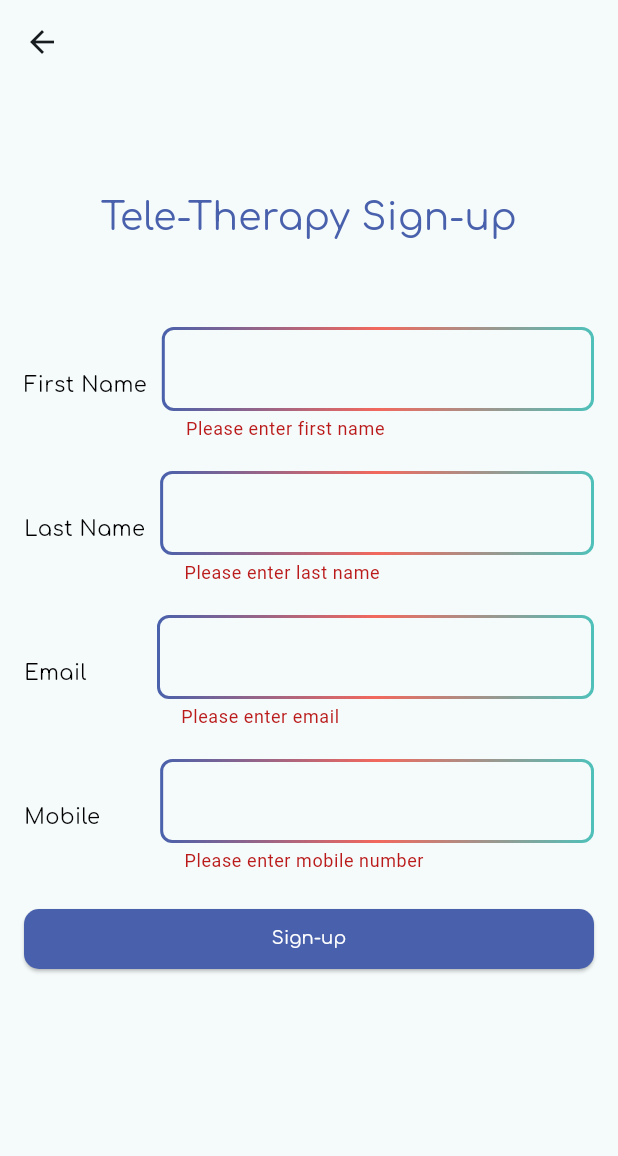
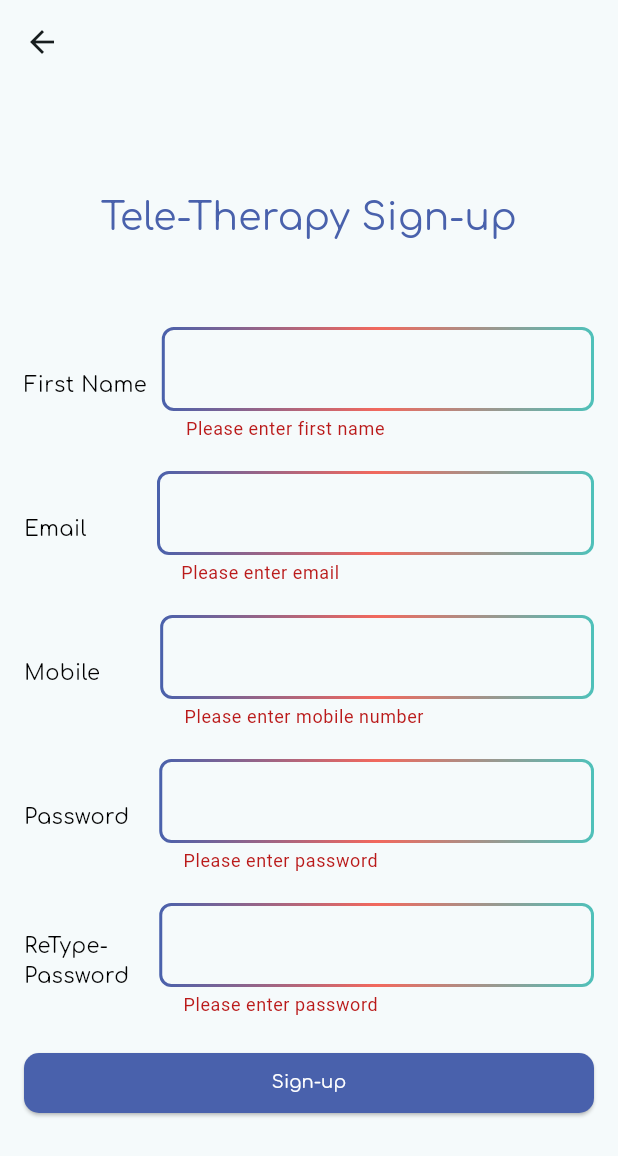
Before and after one commit to Shaliniyadav8130/conscious_leap, a Flutter app: the SignupView screen opened directly, after a tap on "Sign-up", on a phone screen of 412 x 824 dp. Shown: the top 1156 px of the screen. Run offline on Flutter 3.47's test engine with Material 2 defaults, Android fonts, the light colour scheme and no system bars; our stand-ins replace animated_splash_screen, cloud_firestore, file_picker, firebase_auth, firebase_core, firebase_database and 4 more; accounts and stored records are empty.

Commit message:
signup user updated

```diff
--- a/lib/Sign_up.dart
+++ b/lib/Sign_up.dart
@@ -4,6 +4,7 @@ import 'package:consciousleap/Activity_page1.dart';
 import 'package:consciousleap/Activity_page3.dart';
 import 'package:consciousleap/Questionnarie/Activity_page4.dart';
 import 'package:consciousleap/controllers/signup_controllers.dart';
+import 'package:consciousleap/customWidgets/CustomInput.dart';
 import 'package:flutter/material.dart';
 import 'package:firebase_auth/firebase_auth.dart';
 import 'package:firebase_core/firebase_core.dart';
@@ -29,6 +30,7 @@ class _SignupViewState extends State<SignupView> {
   String email = "";
   String firstname = "";
   String lastname = "";
+  String phone="";
   var db = FirebaseFirestore.instance;
   String password = "";
 
@@ -51,6 +53,7 @@ class _SignupViewState extends State<SignupView> {
                         ),
 
                         Row(
+
                           mainAxisAlignment: MainAxisAlignment.center,
                           children: [
                             Text("First Name",style: TextStyle(color: Colors.black,fontFamily:'Comforta'),),
@@ -85,41 +88,40 @@ class _SignupViewState extends State<SignupView> {
                         SizedBox(
                           height: 20,
                         ),
-                        Row(
-                          mainAxisAlignment: MainAxisAlignment.center,
-                          children: [
-                            Text("Last Name",style: TextStyle(color: Colors.black,fontFamily:'Comforta'),),
-                            SizedBox(
-                              width: 10,
-                            ),
-                            Expanded(
+                        // Row(
+                        //   mainAxisAlignment: MainAxisAlignment.center,
+                        //   children: [
+                        //     Text("Last Name",style: TextStyle(color: Colors.black,fontFamily:'Comforta'),),
+                        //     SizedBox(
+                        //       width: 10,
+                        //     ),
+                        //     Expanded(
+                        //
+                        //       child:
+                        //       TextFormField(
+                        //         controller:controller.lastName,
+                        //         decoration: InputDecoration(
+                        //           border: GradientOutlineInputBorder(
+                        //             width: 2,
+                        //             gradient: LinearGradient(
+                        //               colors: [Color(0xff4961AC), Color(0xffF2685D),Color(0xff4EC1BA)],  // Replace with your desired gradient colors
+                        //             ),
+                        //             borderRadius: BorderRadius.circular(8.0),
+                        //           ),
+                        //         ),
+                        //          validator: (value){
+                        //            if(value == null || value.isEmpty){
+                        //              return 'Please enter last name';
+                        //            }
+                        //            return null;
+                        //          },
+                        //
+                        //       ),
+                        //     ),
+                        //
+                        //   ],
+                        // ),
 
-                              child: TextFormField(
-                                controller:controller.lastName,
-                                decoration: InputDecoration(
-                                  border: GradientOutlineInputBorder(
-                                    width: 2,
-                                    gradient: LinearGradient(
-                                      colors: [Color(0xff4961AC), Color(0xffF2685D),Color(0xff4EC1BA)],  // Replace with your desired gradient colors
-                                    ),
-                                    borderRadius: BorderRadius.circular(8.0),
-                                  ),
-                                ),
-                                 validator: (value){
-                                   if(value == null || value.isEmpty){
-                                     return 'Please enter last name';
-                                   }
-                                   return null;
-                                 },
-
-                              ),
-                            ),
-
-                          ],
-                        ),
-                SizedBox(
-                  height: 20,
-                ),
                         Row(
                           mainAxisAlignment: MainAxisAlignment.center,
                           children: [
@@ -129,7 +131,8 @@ class _SignupViewState extends State<SignupView> {
                             ),
                             Expanded(
 
-                              child: TextFormField(
+                              child:
+                              TextFormField(
                                 controller: controller.email,
                                 decoration: InputDecoration(
                                   border: GradientOutlineInputBorder(
@@ -167,7 +170,7 @@ class _SignupViewState extends State<SignupView> {
                             Expanded(
 
                               child: TextFormField(
-                                controller: controller.password,
+                                controller: controller.phone,
                                 decoration: InputDecoration(
                                   border: GradientOutlineInputBorder(
                                     width: 2,
@@ -188,7 +191,83 @@ class _SignupViewState extends State<SignupView> {
 
                           ],
                         ),
+                SizedBox(
+                  height: 20,
+                ),
+                Row(
+                  mainAxisAlignment: MainAxisAlignment.center,
+                  children: [
+                    Text("Password",style: TextStyle(color: Colors.black,fontFamily:'Comforta'),),
+                    SizedBox(
+                      width: 20,
+                    ),
+                    Expanded(
 
+                      child:
+                      TextFormField(
+                        obscureText: true,
+                        controller:controller.password,
+                        decoration: InputDecoration(
+                          border: GradientOutlineInputBorder(
+                            width: 2,
+                            gradient: LinearGradient(
+                              colors: [Color(0xff4961AC), Color(0xffF2685D),Color(0xff4EC1BA)],  // Replace with your desired gradient colors
+                            ),
+                            borderRadius: BorderRadius.circular(8.0),
+                          ),
+                        ),
+                        validator: (value){
+                          password=value!;
+                          if(value == null || value.isEmpty){
+                            return 'Please enter password';
+                          }
+                          return null;
+                        },
+                      ),
+                    ),
+
+                  ],
+                ),
+
+                SizedBox(
+                  height: 20,
+                ),
+                Row(
+                  mainAxisAlignment: MainAxisAlignment.center,
+                  children: [
+                    Text("ReType-\nPassword",style: TextStyle(color: Colors.black,fontFamily:'Comforta'),),
+                    SizedBox(
+                      width: 20,
+                    ),
+                    Expanded(
+                      child:
+                      TextFormField(
+
+                        obscureText: true,
+                        controller: controller.reTypePassword,
+                        decoration: InputDecoration(
+                          border: GradientOutlineInputBorder(
+                            width: 2,
+                            gradient: LinearGradient(
+                              colors: [Color(0xff4961AC), Color(0xffF2685D),Color(0xff4EC1BA)],  // Replace with your desired gradient colors
+                            ),
+                            borderRadius: BorderRadius.circular(8.0),
+                          ),
+                        ),
+                        validator: (value){
+                          if(value == null || value.isEmpty){
+                            return 'Please enter password';
+                          }
+                          else if(value!=password){
+                            return 'Please enter same password \n $password value $value';
+                          }
+                          return null;
+                        },
+                      ),
+                    ),
+
+                  ],
+                ),
 
 
                         Container(
@@ -200,9 +279,9 @@ class _SignupViewState extends State<SignupView> {
                               if(_formKey.currentState!.validate()){
                                 setState(() {
                                   email=controller.email.text.trim();
-                                  password=controller.password.text.trim();
+                                  password=controller.reTypePassword.text.trim();
                                   firstname=controller.firstName.text.trim();
-                                  lastname=controller.lastName.text.trim();
+                                  phone=controller.phone.text.trim();
                                 });
                                 signupUser();
                               }
@@ -262,8 +341,8 @@ class _SignupViewState extends State<SignupView> {
   void addUserData() async{
     try{
       String? id = FirebaseAuth.instance.currentUser?.uid;
-      UserModel userModel=UserModel(id:id,firstName: firstname, lastName: lastname, email: email, password: password);
-      db.collection("User").doc(password).set(userModel.toJson());
+      UserModel userModel=UserModel(id:id,firstName: firstname, lastName: "lastname", email: email, password: password,phone: phone);
+      db.collection("User").doc(id).set(userModel.toJson());
       ScaffoldMessenger.of(context).showSnackBar(SnackBar(content: Text("Registered succesfully")));
       Navigator.push(context, MaterialPageRoute(builder: (context) => Activity_page3()));
       controller.clearFields();
--- a/lib/controllers/signup_controllers.dart
+++ b/lib/controllers/signup_controllers.dart
@@ -13,6 +13,8 @@ class SignUpController extends GetxController{
   final lastName = TextEditingController();
   final email = TextEditingController();
   final password = TextEditingController();
+  final phone=TextEditingController();
+  final reTypePassword=TextEditingController();
 
   final userRepo = Get.put(UserRepository());
 
@@ -29,6 +31,8 @@ class SignUpController extends GetxController{
     lastName.clear();
     email.clear();
     password.clear();
+    phone.clear();
+    reTypePassword.clear();
   }
 
 }
--- a/lib/models/UserModel.dart
+++ b/lib/models/UserModel.dart
@@ -5,6 +5,7 @@ class UserModel {
   final String lastName;
   final String email;
   final String password;
+  final String phone;
 
   const UserModel({
     this.id,
@@ -12,6 +13,7 @@ class UserModel {
     required this.lastName,
     required this.email,
     required this.password,
+    required this.phone
   });
 
   toJson(){
@@ -19,8 +21,9 @@ class UserModel {
       "Uid":id,
       "FirstName":firstName,
       "LastName":lastName,
-      "Phone":email,
-      "Mobile":password,
+      "Email":email,
+      "Mobile":phone,
+      "password":password
     };
   }
 
--- a/lib/therapist/signup_therapist.dart
+++ b/lib/therapist/signup_therapist.dart
@@ -32,6 +32,7 @@ class _SignupTherapistState extends State<SignupTherapist> {
   String lastname = "";
   var db = FirebaseFirestore.instance;
   String password = "";
+  String phone="";
 
 
 
@@ -169,7 +170,7 @@ class _SignupTherapistState extends State<SignupTherapist> {
                 Expanded(
 
                   child: TextFormField(
-                    controller: controller.password,
+                    controller: controller.phone,
                     decoration: InputDecoration(
                       border: GradientOutlineInputBorder(
                         width: 2,
@@ -205,6 +206,7 @@ class _SignupTherapistState extends State<SignupTherapist> {
                       password=controller.password.text.trim();
                       firstname=controller.firstName.text.trim();
                       lastname=controller.lastName.text.trim();
+                      phone=controller.phone.text.trim();
                     });
                     signupUser();
                   }
@@ -264,7 +266,7 @@ class _SignupTherapistState extends State<SignupTherapist> {
   void addUserData() async{
     try{
       String? id = FirebaseAuth.instance.currentUser?.uid;
-      UserModel userModel=UserModel(id:id,firstName: firstname, lastName: lastname, email: email, password: password);
+      UserModel userModel=UserModel(id:id,firstName: firstname, lastName: lastname, email: email, password: password,phone: phone);
       db.collection("doctor").doc(password).set(userModel.toJson());
       ScaffoldMessenger.of(context).showSnackBar(SnackBar(content: Text("Registered succesfully")));
       Navigator.push(context, MaterialPageRoute(builder: (context) => therapist_call()));
```
Also changed, not shown: lib/customWidgets/CustomContainer.dart (added, +15 -0 lines), lib/customWidgets/CustomInput.dart (added, +7 -0 lines).
